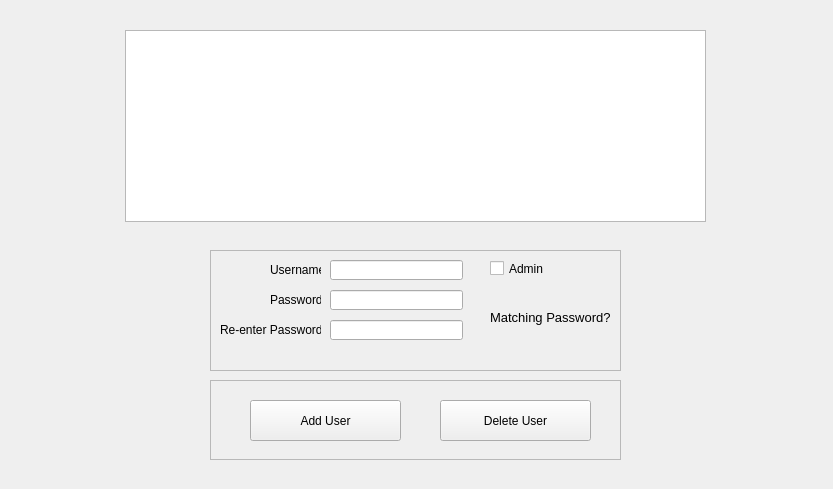
Before: the Qt Designer form drc/gui/manageusers.ui in lansdon/cpts483_drc, drawn with Qt 5.
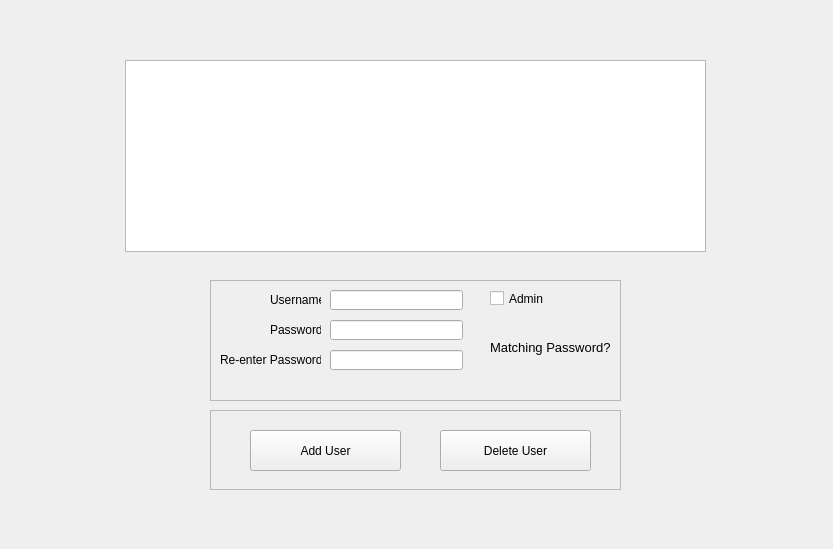
After: the same form once the commit is applied.

Commit message:
User Management updates
Here it comes!  Again!

Diff of the .ui file:
```diff
--- a/drc/gui/manageusers.ui
+++ b/drc/gui/manageusers.ui
@@ -7,7 +7,7 @@
     <x>0</x>
     <y>0</y>
     <width>833</width>
-    <height>489</height>
+    <height>549</height>
    </rect>
   </property>
   <property name="windowTitle">
@@ -17,7 +17,7 @@
    <property name="geometry">
     <rect>
      <x>210</x>
-     <y>250</y>
+     <y>280</y>
      <width>411</width>
      <height>121</height>
     </rect>
@@ -128,7 +128,7 @@
    <property name="geometry">
     <rect>
      <x>210</x>
-     <y>380</y>
+     <y>410</y>
      <width>411</width>
      <height>80</height>
     </rect>
@@ -170,12 +170,23 @@
    <property name="geometry">
     <rect>
      <x>125</x>
-     <y>30</y>
+     <y>60</y>
      <width>581</width>
      <height>192</height>
     </rect>
    </property>
   </widget>
+  <widget class="QWidget" name="gridLayoutWidget">
+   <property name="geometry">
+    <rect>
+     <x>120</x>
+     <y>50</y>
+     <width>591</width>
+     <height>451</height>
+    </rect>
+   </property>
+   <layout class="QGridLayout" name="gridLayout"/>
+  </widget>
  </widget>
  <resources/>
  <connections/>
```
The commit also changes 1 other file.
